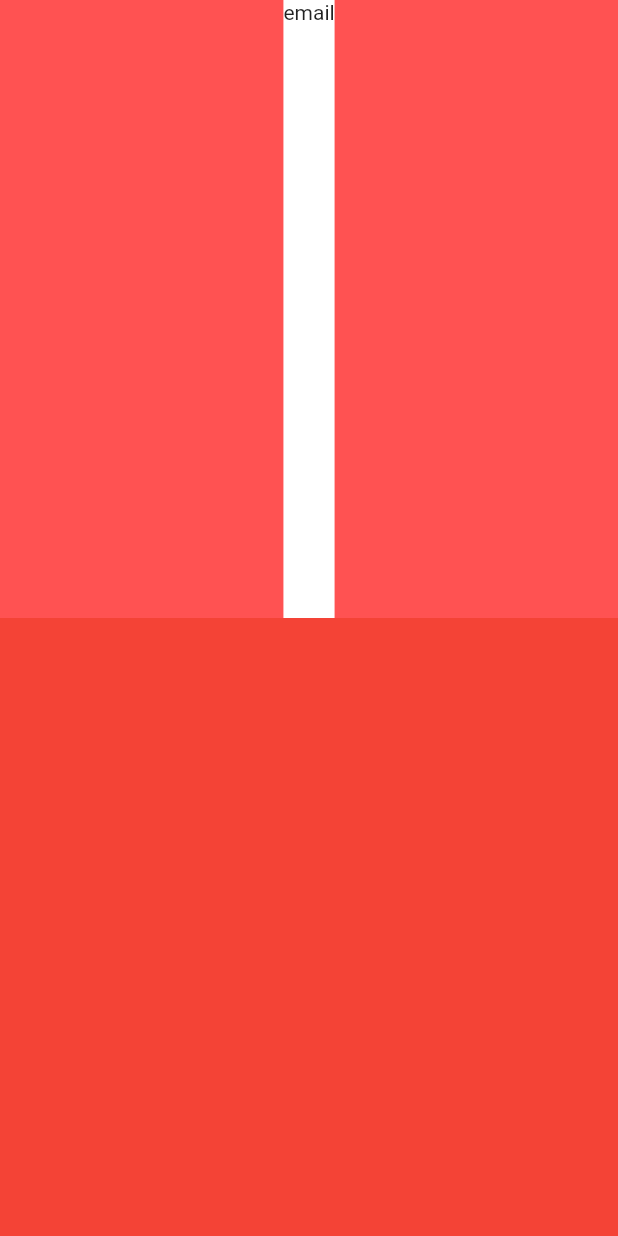
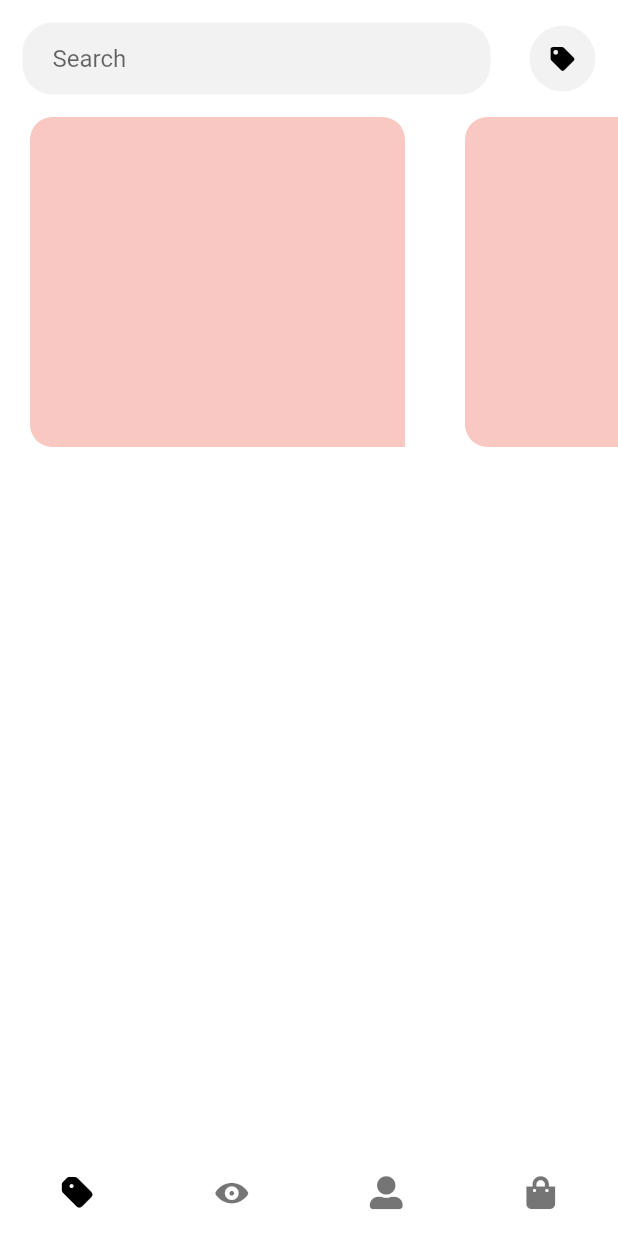
Before and after one commit to frnikho/GrowApp, a Flutter app: the HomeScreen screen opened by its route, on a phone screen of 412 x 824 dp. Run offline on Flutter 3.47's test engine with Material 2 defaults, Android fonts, the phone set to English and light mode, and no system bars; our stand-ins replace font_awesome_flutter, shared_preferences; accounts and stored records are empty.

Commit message:
add best sellers horizontal scroll

```diff
--- a/lib/main.dart
+++ b/lib/main.dart
@@ -5,7 +5,6 @@ import 'package:growapp/screens/home_screen.dart';
 import 'package:growapp/screens/login_screen.dart';
 import 'package:growapp/screens/user_screen.dart';
 import 'package:provider/provider.dart';
-import 'package:shared_preferences/shared_preferences.dart';
 
 import 'screens/home_screen.dart';
 import 'screens/login_screen.dart';
@@ -21,6 +20,7 @@ class MyApp extends StatelessWidget {
     return ChangeNotifierProvider<AppData>(
       create: (context) => AppData(),
       child: MaterialApp(
+        debugShowCheckedModeBanner: false,
         routes: {
           MyApp.id: (_) => MyApp(),
           HomeScreen.id: (_) => HomeScreen(),
--- a/lib/models/user.dart
+++ b/lib/models/user.dart
@@ -5,7 +5,7 @@ import 'package:growapp/models/login_status.dart';
 import 'package:shared_preferences/shared_preferences.dart';
 import 'package:http/http.dart' as http;
 
-const String localAddress = "www.192.168.0.26.com";
+const String localAddress = "www.192.168.1.16.com";
 
 class User extends ChangeNotifier {
   String _id = "0";
@@ -39,7 +39,7 @@ class User extends ChangeNotifier {
       "email": userEmail,
       "password": userPassword,
     };
-    final uri = Uri.http('192.168.0.13:3030', '/users', params);
+    final uri = Uri.http('192.168.1.16:3030', '/users', params);
     var jsonResponse = await http.get(uri)
         .then((value) => value)
         .catchError((error) {
@@ -94,6 +94,7 @@ class User extends ChangeNotifier {
     if (_id.isEmpty || _id == null || _password.isEmpty || _password == null || _email.isEmpty || _email == null) {
       return (false);
     }
+    return (true);
   }
 
   void setEmail(String email) {
--- a/lib/screens/home_screen.dart
+++ b/lib/screens/home_screen.dart
@@ -1,5 +1,8 @@
+import 'package:flutter/cupertino.dart';
 import 'package:flutter/material.dart';
+import 'package:font_awesome_flutter/font_awesome_flutter.dart';
 import 'package:growapp/models/app_data.dart';
+import 'package:growapp/widgets/store_bottom_navigation_bar.dart';
 import 'package:provider/provider.dart';
 
 class HomeScreen extends StatelessWidget {
@@ -11,30 +14,95 @@ class HomeScreen extends StatelessWidget {
     return Consumer<AppData>(
       builder: (context, data, child) {
         return Scaffold(
-          backgroundColor: Colors.redAccent,
+          bottomNavigationBar: StoreBottomNavigationBar(currentIndex: 0),
+          backgroundColor: Colors.white.withOpacity(0.97),
           body: SafeArea(
+            child: SingleChildScrollView(
               child: Column(
-                children: [
-                  Expanded(
-                    child: Container(
-                      decoration: BoxDecoration(
-                          color: Colors.white
-                      ),
-                      child: Text(data.user.email),
+                children: <Widget>[
+                  Container(
+                    padding: EdgeInsets.all(15),
+                    child: Row(
+                      children: <Widget>[
+                        Expanded(
+                          child: Container(
+                            decoration: BoxDecoration(
+                              borderRadius: BorderRadius.all(Radius.circular(20)),
+                              color: Colors.black.withOpacity(0.05),
+                            ),
+                            child: Container(
+                              padding: EdgeInsets.symmetric(horizontal: 20),
+                              child: TextField(
+                                decoration: InputDecoration(
+                                  border: InputBorder.none,
+                                  hintText: "Search",
+                                ),
+                                onTap: () {
+
+                                },
+                              ),
+                            ),
+                          ),
+                        ),
+                        SizedBox(width: 26),
+                        CircleAvatar(
+                          radius: 22,
+                          child: Icon(FontAwesomeIcons.tag, size: 16, color: Colors.black),
+                          backgroundColor: Colors.black.withOpacity(0.05),
+                        )
+                      ],
                     ),
                   ),
-                  Expanded(
-                    child: Container(
-                      decoration: BoxDecoration(
-                          color: Colors.red
-                      ),
+                  Container(
+                    height: 300,
+                    child: ListView.builder(
+                      scrollDirection: Axis.horizontal,
+                      itemBuilder: (context, index) {
+                        return BestSellersCard(index: index);
+                      },
                     ),
                   ),
                 ],
-              )
+              ),
+            ),
           ),
         );
       }
     );
   }
 }
+
+class BestSellersCard extends StatelessWidget {
+
+  final int index;
+
+  const BestSellersCard({Key key, this.index}) : super(key: key);
+
+  @override
+  Widget build(BuildContext context) {
+    return Container(
+      margin: EdgeInsets.symmetric(horizontal: 20),
+      child: Stack(
+        children: <Widget>[
+          Container(
+            width: 250,
+            decoration: BoxDecoration(
+              color: Colors.white,
+              borderRadius: BorderRadius.all(Radius.circular(15)),
+            ),
+          ),
+          Positioned(
+            child: Container(
+              width: 250,
+              height: 220,
+              decoration: BoxDecoration(
+                  color: Color(0xFFfac8c2),
+                  borderRadius: BorderRadius.only(bottomLeft: Radius.circular(15), topLeft: Radius.circular(15), topRight: Radius.circular(15))
+              ),
+            ),
+          ),
+        ],
+      ),
+    );
+  }
+}
--- a/lib/screens/user_screen.dart
+++ b/lib/screens/user_screen.dart
@@ -2,6 +2,7 @@ import 'package:flutter/cupertino.dart';
 import 'package:flutter/material.dart';
 import 'package:font_awesome_flutter/font_awesome_flutter.dart';
 import 'package:growapp/models/app_data.dart';
+import 'package:growapp/widgets/store_bottom_navigation_bar.dart';
 import 'package:provider/provider.dart';
 
 class UserScreen extends StatelessWidget {
@@ -12,6 +13,7 @@ class UserScreen extends StatelessWidget {
   Widget build(BuildContext context) {
     Color primary = Colors.black.withOpacity(0.8);
     return Scaffold(
+      bottomNavigationBar: StoreBottomNavigationBar(currentIndex: 2),
       backgroundColor: Colors.white.withOpacity(0.9),
       body: SafeArea(
         child: Consumer<AppData>(
--- /dev/null
+++ b/lib/widgets/store_bottom_navigation_bar.dart
@@ -0,0 +1,41 @@
+import 'package:flutter/cupertino.dart';
+import 'package:flutter/material.dart';
+import 'package:font_awesome_flutter/font_awesome_flutter.dart';
+
+import '../screens/home_screen.dart';
+import '../screens/user_screen.dart';
+
+class StoreBottomNavigationBar extends StatelessWidget {
+
+  final int currentIndex;
+
+  StoreBottomNavigationBar({@required this.currentIndex});
+
+  @override
+  Widget build(BuildContext context) {
+    return BottomNavigationBar(
+      type: BottomNavigationBarType.fixed,
+      elevation: 0,
+      backgroundColor: Colors.white.withOpacity(0.97),
+      showUnselectedLabels: false,
+      showSelectedLabels: false,
+      iconSize: 22,
+      currentIndex: currentIndex,
+      onTap: (index) {
+        if (index == currentIndex)
+          return;
+        if (index == 0)
+          Navigator.pushReplacementNamed(context, HomeScreen.id);
+        if (index == 2)
+          Navigator.pushReplacementNamed(context, UserScreen.id);
+      },
+      selectedItemColor: Colors.black,
+      items: [
+        BottomNavigationBarItem(icon: Icon(CupertinoIcons.tag_solid), title: Text("")),
+        BottomNavigationBarItem(icon: Icon(CupertinoIcons.eye_solid), title: Text("")),
+        BottomNavigationBarItem(icon: Icon(FontAwesomeIcons.userAlt), title: Text("")),
+        BottomNavigationBarItem(icon: Icon(FontAwesomeIcons.shoppingBag), title: Text(""))
+      ],
+    );
+  }
+}
--- a/pubspec.yaml
+++ b/pubspec.yaml
@@ -18,6 +18,7 @@ dependencies:
   connectivity: ^0.4.9
   shared_preferences: ^0.5.8
   persistent_bottom_nav_bar: ^2.0.5
+  animations: ^1.1.1
 dev_dependencies:
   flutter_test:
     sdk: flutter
```
Also changed, not shown: pubspec.lock.
